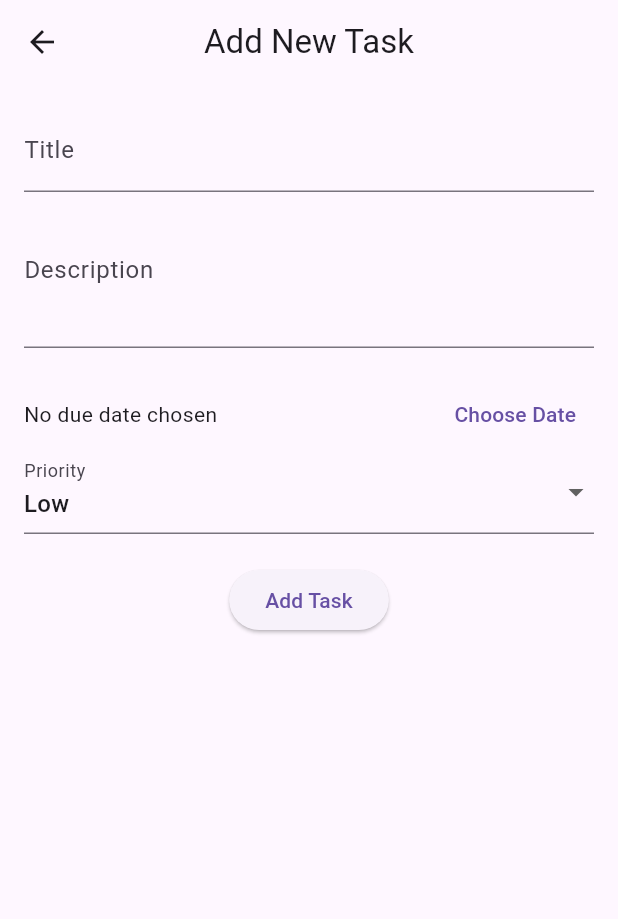
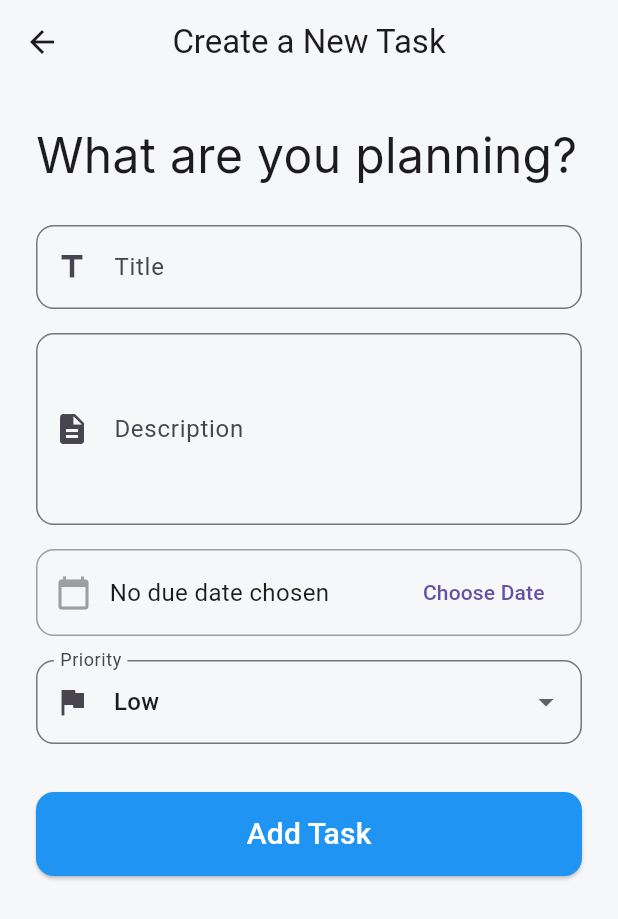
Before and after one commit to Omkumar7Parmar/Listful, a Flutter app: the AddTaskScreen screen opened by its route, on a phone screen of 412 x 824 dp. Shown: the top 919 px of the screen. Run offline on Flutter 3.47's test engine with Material 3 defaults, Android fonts, the light colour scheme and no system bars; our stand-ins replace cloud_firestore, firebase_auth, firebase_core, flutter_svg, google_fonts; accounts and stored records are empty.

Commit message:
UI improvements on TaskAddScren

```diff
--- a/lib/screens/add_task_screen.dart
+++ b/lib/screens/add_task_screen.dart
@@ -1,5 +1,6 @@
 import 'package:cloud_firestore/cloud_firestore.dart';
 import 'package:flutter/material.dart';
+import 'package:google_fonts/google_fonts.dart';
 import 'package:intl/intl.dart';
 import 'package:provider/provider.dart';
 import 'package:task_manager/providers/task_provider.dart';
@@ -60,19 +61,33 @@ class _AddTaskScreenState extends State<AddTaskScreen> {
   @override
   Widget build(BuildContext context) {
     return Scaffold(
+      backgroundColor: const Color(0xffF5F7F8),
       appBar: AppBar(
-        title: const Text('Add New Task'),
+        title: const Text('Create a New Task'),
         centerTitle: true,
+        backgroundColor: const Color(0xffF5F7F8),
+        elevation: 0,
       ),
       body: SingleChildScrollView(
         child: Padding(
-          padding: const EdgeInsets.all(16.0),
+          padding: const EdgeInsets.all(24.0),
           child: Form(
             key: _formKey,
             child: Column(
+              crossAxisAlignment: CrossAxisAlignment.start,
               children: <Widget>[
+                Text("What are you planning?", style: GoogleFonts.inter(
+                  fontSize: 32,
+                  fontWeight: FontWeight.w400,
+                )),
+                const SizedBox(height: 24),
                 TextFormField(
-                  decoration: const InputDecoration(labelText: 'Title'),
+                  decoration: InputDecoration(
+                    labelText: 'Title',
+                    hintText: 'e.g., Maths Assignment',
+                    prefixIcon: const Icon(Icons.title),
+                    border: OutlineInputBorder(borderRadius: BorderRadius.circular(12.0)),
+                  ),
                   validator: (value) {
                     if (value == null || value.trim().isEmpty) {
                       return 'Please enter a title.';
@@ -83,9 +98,15 @@ class _AddTaskScreenState extends State<AddTaskScreen> {
                     _title = value!;
                   },
                 ),
+                const SizedBox(height: 16),
                 TextFormField(
-                  decoration: const InputDecoration(labelText: 'Description'),
-                  maxLines: 3,
+                  decoration: InputDecoration(
+                    labelText: 'Description',
+                    hintText: 'Add more details about the task...',
+                    prefixIcon: const Icon(Icons.description),
+                    border: OutlineInputBorder(borderRadius: BorderRadius.circular(12.0)),
+                  ),
+                  maxLines: 4,
                   validator: (value) {
                     if (value == null || value.trim().isEmpty) {
                       return 'Please enter a description.';
@@ -96,14 +117,24 @@ class _AddTaskScreenState extends State<AddTaskScreen> {
                     _description = value!;
                   },
                 ),
-                const SizedBox(height: 20),
-                Row(
+                const SizedBox(height: 16),
+                // Due Date Picker styled to match
+                Container(
+                  padding: const EdgeInsets.symmetric(horizontal: 12.0, vertical: 4.0),
+                  decoration: BoxDecoration(
+                    borderRadius: BorderRadius.circular(12.0),
+                    border: Border.all(color: Colors.grey),
+                  ),
+                  child: Row(
                     children: [
+                      const Icon(Icons.calendar_today, color: Colors.grey),
+                      const SizedBox(width: 12),
                       Expanded(
                         child: Text(
                           _dueDate == null
                               ? 'No due date chosen'
-                            : 'Due Date: ${DateFormat('dd MM yyyy').format(_dueDate!)}',
+                              : 'Due: ${DateFormat('dd MMM yyyy').format(_dueDate!)}',
+                          style: const TextStyle(fontSize: 16),
                         ),
                       ),
                       TextButton(
@@ -112,9 +143,16 @@ class _AddTaskScreenState extends State<AddTaskScreen> {
                       ),
                     ],
                   ),
+                ),
+                const SizedBox(height: 16),
+                // Priority Dropdown styled to match
                 DropdownButtonFormField<String>(
                   initialValue: _priority,
-                  decoration: const InputDecoration(labelText: 'Priority'),
+                  decoration: InputDecoration(
+                    labelText: 'Priority',
+                    prefixIcon: const Icon(Icons.flag),
+                    border: OutlineInputBorder(borderRadius: BorderRadius.circular(12.0)),
+                  ),
                   items: _priorities.map((String priority) {
                     return DropdownMenuItem<String>(
                       value: priority,
@@ -127,13 +165,26 @@ class _AddTaskScreenState extends State<AddTaskScreen> {
                     });
                   },
                 ),
-                const SizedBox(height: 20),
+                const SizedBox(height: 32),
                 Consumer<TaskProvider>(
-                  builder: (context, taskProvider, child) => taskProvider.isLoading
-                      ? const CircularProgressIndicator()
-                      : ElevatedButton(
-                          onPressed: _tryAddTask,
-                          child: const Text('Add Task'),
+                  builder: (context, taskProvider, child) => SizedBox(
+                    height: 56,
+                    width: double.infinity,
+                    child: ElevatedButton(
+                      style: ElevatedButton.styleFrom(
+                        backgroundColor: const Color(0xff2094F3),
+                        shape: RoundedRectangleBorder(
+                          borderRadius: BorderRadius.circular(12.0),
+                        ),
+                      ),
+                      onPressed: taskProvider.isLoading ? null : _tryAddTask,
+                      child: taskProvider.isLoading
+                          ? const CircularProgressIndicator(color: Colors.white)
+                          : const Text(
+                              'Add Task',
+                              style: TextStyle(fontSize: 20, color: Colors.white),
+                            ),
+                    ),
                   ),
                 ),
               ],
--- a/lib/widgets/custom_button.dart
+++ /dev/null
@@ -1,25 +0,0 @@
-import 'package:flutter/material.dart';
-
-class CustomSubmitButton extends StatelessWidget {
-  final String text;
-  final VoidCallback onPressed;
-  final bool isLoading;
-
-  const CustomSubmitButton({
-    super.key,
-    required this.text,
-    required this.onPressed,
-    this.isLoading = false,
-  });
-
-  @override
-  Widget build(BuildContext context) {
-    return ElevatedButton(
-      onPressed: isLoading ? null : onPressed,
-      style: ElevatedButton.styleFrom(minimumSize: const Size(double.infinity, 50)),
-      child: isLoading
-          ? const SizedBox(height: 20, width: 20, child: CircularProgressIndicator(color: Colors.white, strokeWidth: 2))
-          : Text(text, style: const TextStyle(fontSize: 18)),
-    );
-  }
-}
--- a/lib/widgets/form_container.dart
+++ /dev/null
@@ -1,17 +0,0 @@
-import 'package:flutter/material.dart';
-
-
-
-class FormContainer extends StatelessWidget {
-  const FormContainer({super.key});
-
-  @override
-  Widget build(BuildContext context) {
-    return Container(
-      height: 56,
-      width: double.infinity,
-      decoration: BoxDecoration(border: Border.all(width: 1, color: Color(0xff94A3B8),),borderRadius: BorderRadius.circular(1)),
-
-    );
-  }
-}
```
Also changed, not shown: AddTaskScreen.png (added), lib/widgets/loading_widget.dart (deleted), 1 other file. Lines whose indentation alone changed are shown as unchanged.
